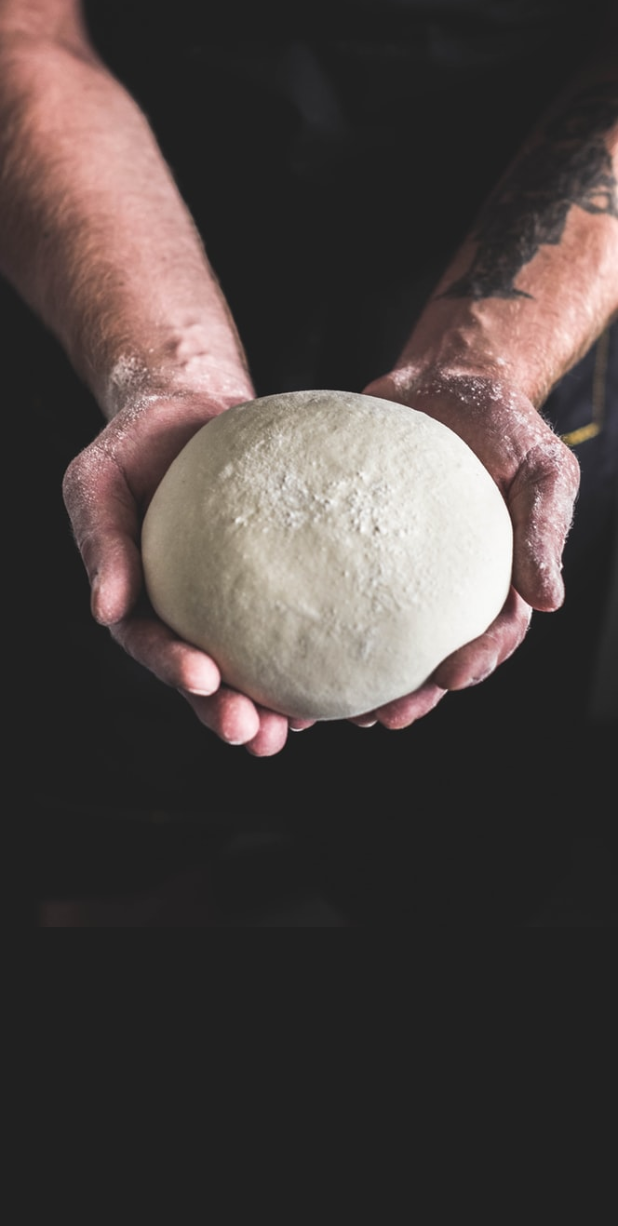
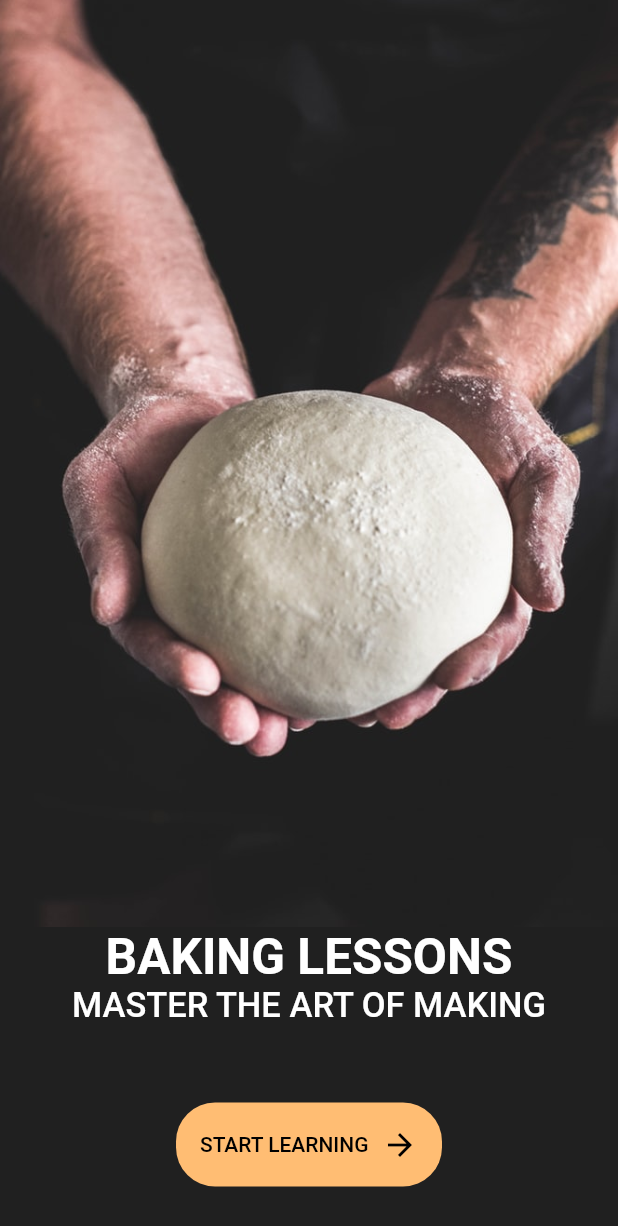
Before and after one commit to huytruong369/Baking-Lessons-Demo, a Flutter app: the screen it shows after launch, on a phone screen of 412 x 824 dp. Shown: the top 1226 px of the screen. Run offline on Flutter 3.47's test engine with Material 2 defaults, Android fonts, the phone set to English and light mode, and no system bars; our stand-ins replace firebase_core; accounts and stored records are empty.

Commit message:
complete lesson, learn navigator, theme, spacer

```diff
--- a/lib/main.dart
+++ b/lib/main.dart
@@ -1,4 +1,5 @@
 import 'package:banking_lessons_app/contants.dart';
+import 'package:banking_lessons_app/signin_screen.dart';
 import 'package:flutter/material.dart';
 
 void main() {
@@ -15,10 +16,36 @@
       debugShowCheckedModeBanner: false,
       title: 'Auth Screen',
       theme: ThemeData(
+        brightness: Brightness.dark,
         primaryColor: kPrimaryColor,
         scaffoldBackgroundColor: kBackgroundColor,
+        textTheme: const TextTheme(
+          button: TextStyle(
+            color: kPrimaryColor,
+          ),
+          headline3: TextStyle(
+            color: Colors.white,
+            fontSize: 33,
+            fontWeight: FontWeight.bold,
+          ),
+          headline6: TextStyle(
+            color: Colors.white,
+            fontSize: 23,
+          ),
+        ),
+        inputDecorationTheme: InputDecorationTheme(
+          enabledBorder: UnderlineInputBorder(
+            borderSide: BorderSide(
+              color: Colors.white.withOpacity(.3),
+            ),
+          ),
+        ),
       ),
       home: const WelcomeScreen(),
+      routes: {
+        '/welcome_screen/': (context) => const WelcomeScreen(),
+        '/signin_screen/': (context) => const SignInScreen(),
+      },
     );
   }
 }
@@ -45,7 +72,64 @@
             ),
           ),
           Expanded(
-            child: Column(),
+            child: Column(
+              mainAxisAlignment: MainAxisAlignment.spaceBetween,
+              children: [
+                RichText(
+                  textAlign: TextAlign.center,
+                  text: TextSpan(
+                    children: [
+                      TextSpan(
+                        text: 'BAKING LESSONS\n',
+                        style: Theme.of(context).textTheme.headline3,
+                      ),
+                      TextSpan(
+                        text: 'MASTER THE ART OF MAKING',
+                        style: Theme.of(context).textTheme.headline6,
+                      )
+                    ],
+                  ),
+                ),
+                GestureDetector(
+                  onTap: () {
+                    Navigator.of(context).pushNamedAndRemoveUntil(
+                      '/signin_screen/',
+                      (route) => false,
+                    );
+                  },
+                  child: FittedBox(
+                    child: Container(
+                      margin: const EdgeInsets.only(bottom: 33),
+                      padding: const EdgeInsets.symmetric(
+                        vertical: 16,
+                        horizontal: 16,
+                      ),
+                      decoration: BoxDecoration(
+                        borderRadius: BorderRadius.circular(26),
+                        color: kPrimaryColor,
+                      ),
+                      child: Row(
+                        children: [
+                          Text(
+                            'START LEARNING',
+                            style: Theme.of(context).textTheme.button?.copyWith(
+                                  color: Colors.black,
+                                ),
+                          ),
+                          const SizedBox(
+                            width: 9,
+                          ),
+                          const Icon(
+                            Icons.arrow_forward,
+                            color: Colors.black,
+                          )
+                        ],
+                      ),
+                    ),
+                  ),
+                ),
+              ],
+            ),
           ),
         ],
       ),
```
Also changed, not shown: lib/signin_screen.dart (added, +160 -0 lines).
